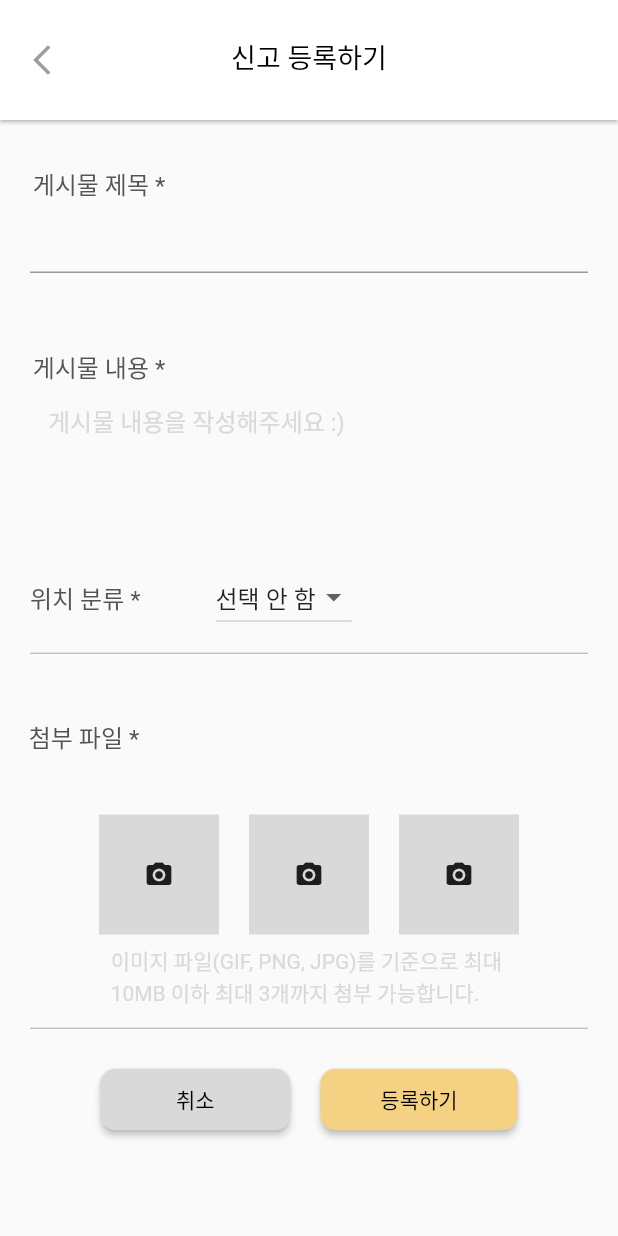
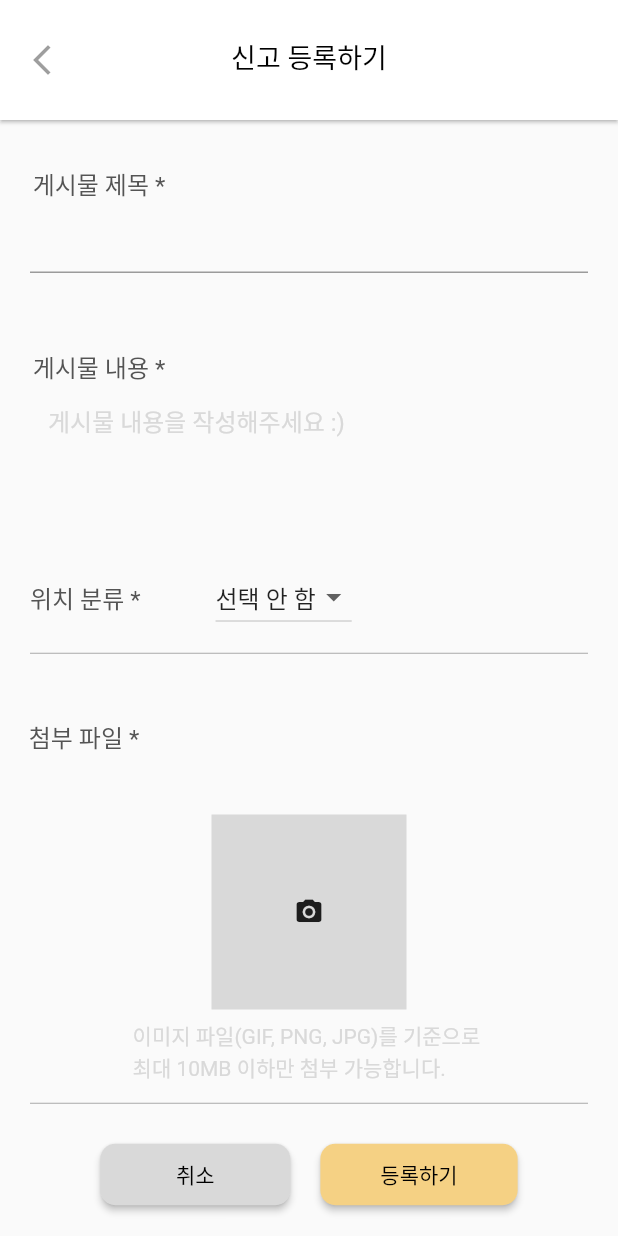
Before and after one commit to 23-HP033-WAVE/WAVE-flutter, a Flutter app: the PostScreen screen opened directly, after a tap on "등록하기", on a phone screen of 412 x 824 dp. Run offline on Flutter 3.47's test engine with Material 2 defaults, Android fonts, the phone set to English and light mode, and no system bars; our stand-ins replace fl_chart, image_picker; network calls fail.

Commit message:
➕ Feat: 이미지 업로드 구현

```diff
--- a/lib/main.dart
+++ b/lib/main.dart
@@ -4,8 +4,6 @@ import 'package:wave/screen/post_screen.dart';
 import 'package:flutter/material.dart';
 import 'package:wave/screen/splash_screen.dart';
 import 'package:wave/screen/home_screen.dart';
-// import 'package:wave/screen/mypage_screen.dart';
-import 'package:wave/screen/post_analysis_screen.dart';
 
 void main() {
   runApp(const MyApp());
--- a/lib/models/post_model.dart
+++ b/lib/models/post_model.dart
@@ -1,14 +1,14 @@
 class PostModel {
   final String subject;
   final String content;
-  //final String imageKey;
+  final String imageKey;
   final String address;
   final String userId;
 
   PostModel({
     required this.subject,
     required this.content,
-    //required this.imageKey,
+    required this.imageKey,
     required this.address,
     required this.userId,
   });
@@ -17,14 +17,14 @@ class PostModel {
   PostModel copyWith({
     String? subject,
     String? content,
-    //String? imageKey,
+    String? imageKey,
     String? address,
     String? userId,
   }) {
     return PostModel(
       subject: subject ?? this.subject,
       content: content ?? this.content,
-      //imageKey: imageKey ?? this.imageKey,
+      imageKey: imageKey ?? this.imageKey,
       address: address ?? this.address,
       userId: userId ?? this.userId,
     );
@@ -34,7 +34,7 @@ class PostModel {
     return {
       'subject': subject,
       'content': content,
-      //'image_key': imageKey,
+      'image_key': imageKey,
       'address': address,
       'user_id': userId,
     };
--- a/lib/screen/post_screen.dart
+++ b/lib/screen/post_screen.dart
@@ -1,9 +1,11 @@
 import 'package:flutter/material.dart';
-import 'package:wave/widgets/myAppBar.dart';
+import 'package:image_picker/image_picker.dart';
+import 'dart:io';
 import 'package:http/http.dart' as http;
 import 'dart:convert';
-import 'package:wave/models/post_model.dart'; // PostModel 클래스를 사용하기 위한 import 문
-import 'package:uuid/uuid.dart'; // UUID 생성을 위한 패키지 import문
+import 'package:wave/models/post_model.dart';
+import 'package:uuid/uuid.dart';
+import 'package:wave/widgets/myAppBar.dart';
 
 class PostScreen extends StatefulWidget {
   const PostScreen({Key? key}) : super(key: key);
@@ -13,7 +15,7 @@ class PostScreen extends StatefulWidget {
 }
 
 class _PostScreenState extends State<PostScreen> {
-  String dropdownValue = '선택 안 함'; // 드롭다운 메뉴의 기본값
+  String dropdownValue = '선택 안 함'; // 드롭다운 메뉴 기본값
   List<String> itemList = [
     '선택 안 함',
     '강릉',
@@ -21,27 +23,41 @@ class _PostScreenState extends State<PostScreen> {
     '인천',
     '동막해변',
     '서울',
-  ]; // 드롭다운 메뉴의 항목 리스트
+  ];
 
-  TextEditingController subjectController =
-      TextEditingController(); // 게시물 제목을 입력하는 컨트롤러
-  TextEditingController contentController =
-      TextEditingController(); // 게시물 내용을 입력하는 컨트롤러
-  TextEditingController imageKeyController =
-      TextEditingController(); // 이미지 키를 입력하는 컨트롤러
-  TextEditingController addressController =
-      TextEditingController(); // 주소를 입력하는 컨트롤러
+  TextEditingController subjectController = TextEditingController(); // 제목
+  TextEditingController contentController = TextEditingController(); // 내용
+  TextEditingController imageKeyController = TextEditingController(); // 이미지
+  TextEditingController addressController = TextEditingController(); // 주소
 
   // 임시 사용자 ID 생성
-  // 로그인을 안 만들어서 이걸로 UserID 대신 사용 (랜덤 값 기반인 v4가 제일 많이 사용된다 함)
-  String temporaryUserId = const Uuid().v4(); // UUID를 사용하여 임시 사용자 ID 생성
+  // 로그인을 안 만들었으니까.. 이걸로 UserID 대신 사용 (랜덤 값 기반인 v4가 제일 많이 사용된다 함)
+  String temporaryUserId = const Uuid().v4();
 
   // 갤러리에서 선택한 이미지 경로 저장용 list
-  //List<String> selectedImages = [];
+  List<String> selectedImages = [];
+
+  // 이미지 선택 후 표시 위해 생성
+  Image? selectedImage;
+
+  // 이미지 선택하기!
+  Future<void> _pickImage(ImageSource source) async {
+    final imagePicker = ImagePicker();
+    final pickedFile = await imagePicker.pickImage(source: source);
+
+    if (pickedFile != null) {
+      // 이미지를 선택하면 경로를 컨트롤러에 설정
+      imageKeyController.text = pickedFile.path;
+
+      setState(() {
+        selectedImage = Image.file(File(pickedFile.path));
+      });
+    }
+  }
 
   Future<void> _uploadPost(PostModel postModel) async {
-    final url = Uri.parse(
-        'https://my-json-server.typicode.com/dankim-dev/api-test/db'); // 백엔드 API 주소로 변경하기!!
+    final url =
+        Uri.parse('http://127.0.0.1:5000/posts/create'); // 백엔드 API 주소로 변경하기!!
 
     // 임시 사용자 ID -> postModel에 추가 위해서 copyWith사용
     postModel = postModel.copyWith(userId: temporaryUserId);
@@ -63,7 +79,7 @@ class _PostScreenState extends State<PostScreen> {
           duration: Duration(seconds: 3),
         ),
       );
-      // 성공 시 다른 화면 이동 필요!!
+      // 등록 성공 시 다른 화면 이동 필요!!
     } else {
       // Post 실패 시
       if (!mounted) return;
@@ -196,56 +212,27 @@ class _PostScreenState extends State<PostScreen> {
               children: [
                 GestureDetector(
                   onTap: () {
-                    //_pickImage(ImageSource.gallery); // 갤러리에서 이미지 선택하기 (아직 구현안함)
+                    _pickImage(ImageSource.gallery); // 갤러리에서 이미지 선택가능
                   },
                   child: Container(
-                    width: 80,
-                    height: 80,
+                    width: 130,
+                    height: 130,
                     decoration: const BoxDecoration(
                       color: Color(0xffD9D9D9),
                     ),
-                    child: const Icon(
-                      Icons.photo_camera,
-                      size: 20,
-                    ),
-                  ),
-                ),
-                const SizedBox(
-                  width: 20,
-                ),
-                GestureDetector(
-                  onTap: () {
-                    //_pickImage(ImageSource.gallery); // 갤러리에서 이미지 선택하기
-                  },
-                  child: Container(
-                    width: 80,
-                    height: 80,
-                    decoration: const BoxDecoration(
-                      color: Color(0xffD9D9D9),
-                    ),
-                    child: const Icon(
-                      Icons.photo_camera,
-                      size: 20,
-                    ),
-                  ),
-                ),
-                const SizedBox(
-                  width: 20,
-                ),
-                GestureDetector(
-                  onTap: () {
-                    //_pickImage(ImageSource.gallery); // 갤러리에서 이미지 선택하기
-                  },
-                  child: Container(
-                    width: 80,
-                    height: 80,
-                    decoration: const BoxDecoration(
-                      color: Color(0xffD9D9D9),
-                    ),
-                    child: const Icon(
-                      Icons.photo_camera,
-                      size: 20,
-                    ),
+                    child:
+                        imageKeyController.text.isNotEmpty // 이미지 경로가 비어있지 않으면
+                            ? Image.file(
+                                // 선택된 이미지 표시
+                                File(imageKeyController.text),
+                                width: 100,
+                                height: 100,
+                                fit: BoxFit.cover,
+                              )
+                            : const Icon(
+                                Icons.photo_camera,
+                                size: 20,
+                              ),
                   ),
                 ),
               ],
@@ -258,7 +245,7 @@ class _PostScreenState extends State<PostScreen> {
                 left: 0,
               ),
               child: const Text(
-                '이미지 파일(GIF, PNG, JPG)를 기준으로 최대 \n10MB 이하 최대 3개까지 첨부 가능합니다.',
+                '이미지 파일(GIF, PNG, JPG)를 기준으로 \n최대 10MB 이하만 첨부 가능합니다.',
                 style: TextStyle(
                   color: Color(0xffD9D9D9),
                   fontSize: 14,
@@ -303,7 +290,7 @@ class _PostScreenState extends State<PostScreen> {
                     final postModel = PostModel(
                       subject: subjectController.text,
                       content: contentController.text,
-                      //imageKey: imageKeyController.text,
+                      imageKey: imageKeyController.text,
                       address: dropdownValue,
                       userId: temporaryUserId,
                     );
```
